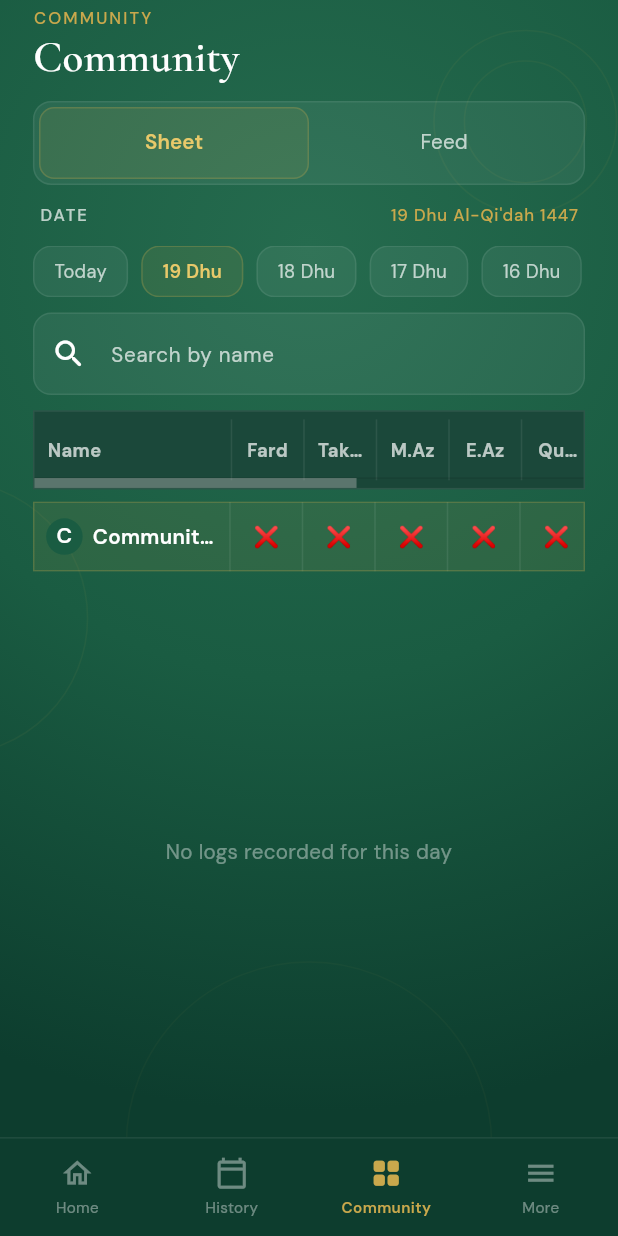
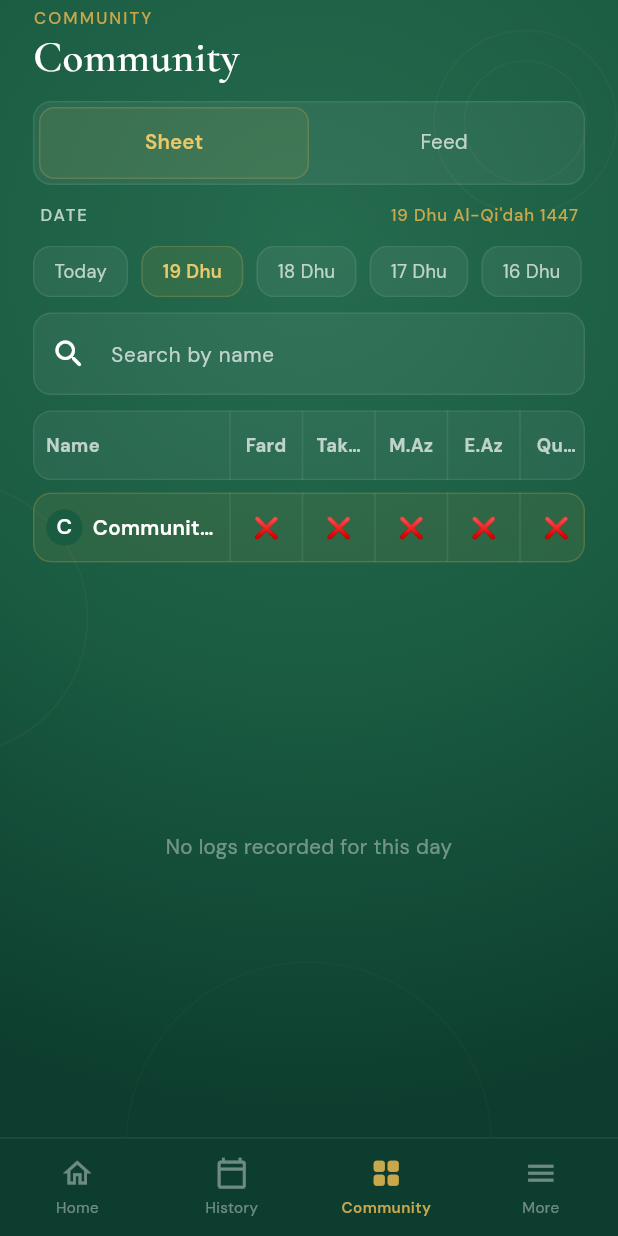
Before and after one commit to Iamsakeeb10/amol-tracker-flutter, a Flutter app: the CommunityScreen screen opened by its route, after a tap on an icon or button, on a phone screen of 412 x 824 dp. Run offline on Flutter 3.47's test engine with Material 3 defaults, Android fonts, the phone set to English and light mode, and no system bars; our stand-ins replace cloud_firestore, connectivity_plus, firebase_auth, firebase_core, flutter_local_notifications, flutter_riverpod and 8 more; accounts and stored records are empty.

Commit message:
fixed an issue

```diff
--- a/lib/features/community/presentation/screens/community_screen.dart
+++ b/lib/features/community/presentation/screens/community_screen.dart
@@ -289,11 +289,16 @@ class _CommunityScreenState extends ConsumerState<CommunityScreen> {
                                   SliverPersistentHeader(
                                     pinned: true,
                                     delegate: _StickyHeaderDelegate(
-                                      minHeight: 52.h,
-                                      maxHeight: 52.h,
-                                      child: CommunityHeaderRow(
-                                        horizontalController:
-                                            _headerHorizontalController,
+                                      minHeight: 46.h,
+                                      maxHeight: 46.h,
+                                      child: ClipRRect(
+                                        borderRadius: BorderRadius.circular(
+                                          AppRadius.md.r,
+                                        ),
+                                        child: CommunityHeaderRow(
+                                          horizontalController:
+                                              _headerHorizontalController,
+                                        ),
                                       ),
                                     ),
                                   ),
@@ -653,10 +658,7 @@ class _StickyHeaderDelegate extends SliverPersistentHeaderDelegate {
     double shrinkOffset,
     bool overlapsContent,
   ) {
-    return ColoredBox(
-      color: AppColors.emeraldDeep,
-      child: SizedBox.expand(child: child),
-    );
+    return SizedBox.expand(child: child);
   }
 
   @override
--- a/lib/shared/widgets/community_row_card.dart
+++ b/lib/shared/widgets/community_row_card.dart
@@ -37,17 +37,11 @@ class CommunityHeaderRow extends StatelessWidget {
 
   @override
   Widget build(BuildContext context) {
-    return Container(
-      decoration: BoxDecoration(
+    return CardContainer(
       color: AppColors.cardDark,
-        border: Border.all(color: AppColors.cardBorder),
-      ),
-      child: RawScrollbar(
-        controller: horizontalController,
-        thumbVisibility: true,
-        trackVisibility: true,
-        thickness: 6.w,
-        radius: Radius.zero,
+      borderColor: AppColors.cardBorder,
+      padding: EdgeInsets.zero,
+      radius: AppRadius.md,
       child: SingleChildScrollView(
         controller: horizontalController,
         scrollDirection: Axis.horizontal,
@@ -68,7 +62,6 @@ class CommunityHeaderRow extends StatelessWidget {
                 ),
               _HeaderCell(text: 'Score', width: kCommunityScoreColWidth),
             ],
-            ),
           ),
         ),
       ),
@@ -114,7 +107,7 @@ class CommunityRowCard extends StatelessWidget {
       color: rowColor,
       borderColor: rowBorder,
       padding: EdgeInsets.zero,
-      radius: 0,
+      radius: AppRadius.md,
       child: SingleChildScrollView(
         controller: horizontalController,
         scrollDirection: Axis.horizontal,
@@ -164,7 +157,7 @@ class _HeaderCell extends StatelessWidget {
   Widget build(BuildContext context) {
     return Container(
       width: width.w,
-      height: 40.h,
+      height: 46.h,
       padding: EdgeInsets.symmetric(horizontal: 8.w),
       alignment: align == TextAlign.left ? Alignment.centerLeft : Alignment.center,
       decoration: const BoxDecoration(
```
Lines whose indentation alone changed are shown as unchanged.
